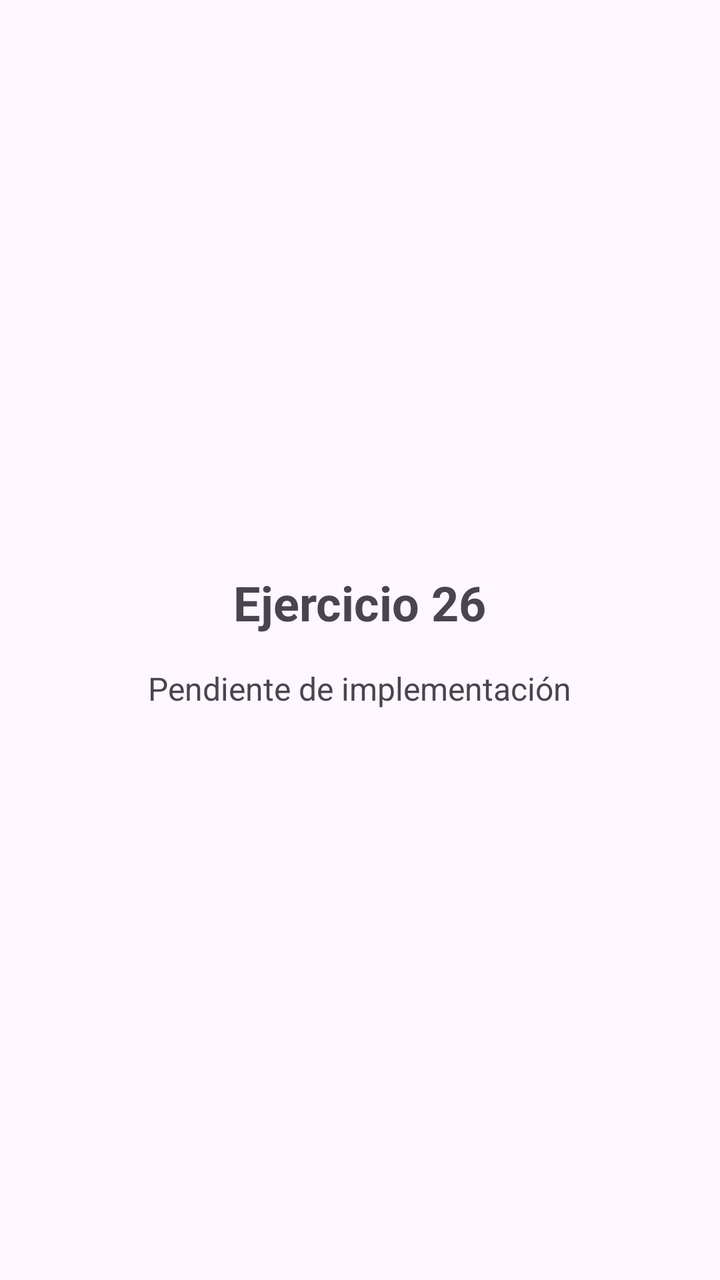
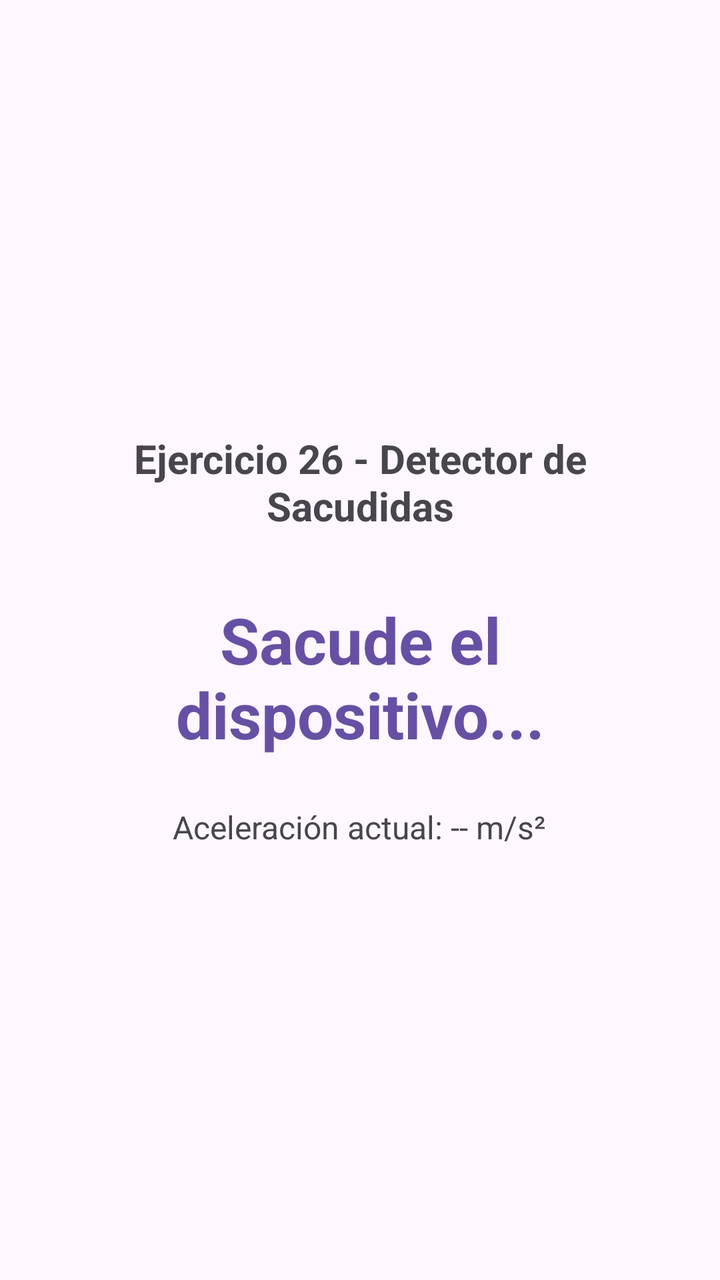

Compare the two renders of this Android layout. The source of the first and the diff that turns it into the second are given below.
<!-- AndroidManifest.xml: application theme Theme.Actividad6 -->
<!-- res/layout/activity_ejercicio26.xml -->
<?xml version="1.0" encoding="utf-8"?>
<LinearLayout xmlns:android="http://schemas.android.com/apk/res/android"
    xmlns:tools="http://schemas.android.com/tools"
    android:id="@+id/main"
    android:layout_width="match_parent"
    android:layout_height="match_parent"
    android:orientation="vertical"
    android:padding="24dp"
    android:gravity="center"
    tools:context=".ejercicios.ejercicio26.Ejercicio26Activity">

    <TextView
        android:id="@+id/tvTitle"
        android:layout_width="wrap_content"
        android:layout_height="wrap_content"
        android:text="Ejercicio 26"
        android:textSize="24sp"
        android:textStyle="bold"
        android:layout_marginBottom="16dp" />

    <TextView
        android:id="@+id/tvSubtitle"
        android:layout_width="wrap_content"
        android:layout_height="wrap_content"
        android:text="Pendiente de implementación"
        android:textSize="16sp"
        android:textColor="?android:attr/textColorSecondary" />

</LinearLayout>
<!-- resources referenced by this layout -->
<resources>
  <style name="Theme.Actividad6" parent="Base.Theme.Actividad6" />
  <style name="Base.Theme.Actividad6" parent="Theme.Material3.DayNight.NoActionBar">
          
          
      </style>
</resources>

<!-- the commit's change to res/layout/activity_ejercicio26.xml (unified diff, before → after) -->
@@ -10,20 +10,33 @@
     tools:context=".ejercicios.ejercicio26.Ejercicio26Activity">
 
     <TextView
-        android:id="@+id/tvTitle"
+        android:id="@+id/tvHeader"
         android:layout_width="wrap_content"
         android:layout_height="wrap_content"
-        android:text="Ejercicio 26"
-        android:textSize="24sp"
+        android:text="Ejercicio 26 - Detector de Sacudidas"
+        android:textSize="20sp"
         android:textStyle="bold"
-        android:layout_marginBottom="16dp" />
+        android:textAlignment="center"
+        android:layout_marginBottom="32dp" />
 
     <TextView
-        android:id="@+id/tvSubtitle"
+        android:id="@+id/tvEstadoShake"
         android:layout_width="wrap_content"
         android:layout_height="wrap_content"
-        android:text="Pendiente de implementación"
+        android:text="Sacude el dispositivo..."
+        android:textSize="32sp"
+        android:textStyle="bold"
+        android:textColor="?attr/colorPrimary"
+        android:textAlignment="center"
+        android:layout_marginBottom="24dp" />
+
+    <TextView
+        android:id="@+id/tvMagnitudAceleracion"
+        android:layout_width="wrap_content"
+        android:layout_height="wrap_content"
+        android:text="Aceleración actual: -- m/s²"
         android:textSize="16sp"
-        android:textColor="?android:attr/textColorSecondary" />
+        android:textColor="?android:attr/textColorSecondary"
+        android:textAlignment="center" />
 
 </LinearLayout>
